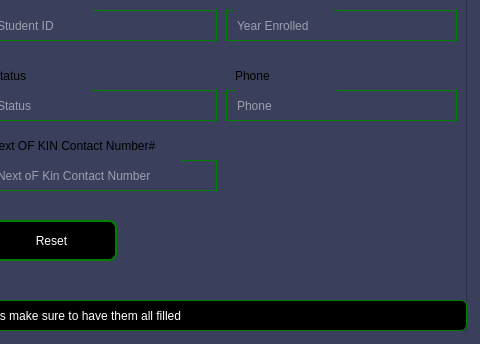
Qt form studentregistration.ui (Rabsoninnora/SmartRecordLBTC) before a commit; both pictures show x 674 to 1154 and y 260 to 604 of the 1154 by 604 pixel window.
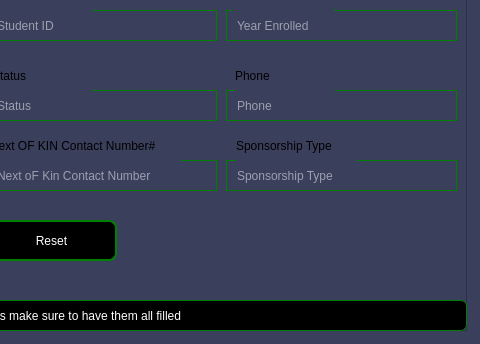
The same form after that commit. Icons and pictures are not drawn.

Commit message: Modified student Register form

What changed in the file:
```diff
--- a/studentregistration.ui
+++ b/studentregistration.ui
@@ -718,6 +718,48 @@
      <string>Phone</string>
     </property>
    </widget>
+   <widget class="QLineEdit" name="Sponsorship_Type">
+    <property name="geometry">
+     <rect>
+      <x>730</x>
+      <y>260</y>
+      <width>231</width>
+      <height>31</height>
+     </rect>
+    </property>
+    <property name="styleSheet">
+     <string notr="true">   
+QLineEdit{
+                    color: rgb(255, 255, 255);
+                    border:1px solid green;
+                    border-radius: 0px;
+                    padding: 0 8px;
+                    background-color: #3a3f5c;
+                    
+	                font: 700 9pt &quot;Segoe UI&quot;;
+                   
+
+}
+
+ </string>
+    </property>
+    <property name="placeholderText">
+     <string>Sponsorship Type</string>
+    </property>
+   </widget>
+   <widget class="QLabel" name="label_12">
+    <property name="geometry">
+     <rect>
+      <x>740</x>
+      <y>230</y>
+      <width>121</width>
+      <height>31</height>
+     </rect>
+    </property>
+    <property name="text">
+     <string>Sponsorship Type</string>
+    </property>
+   </widget>
   </widget>
  </widget>
  <resources/>
```
The commit also changes 5 other files.
